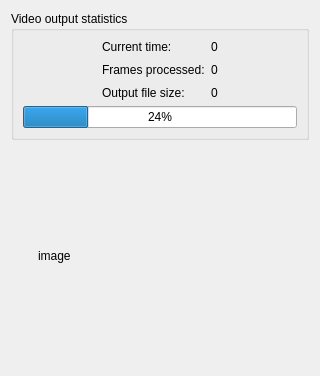
This is src/dialog_encodingprogress.ui in gyunaev/karlyriceditor as Qt 5 draws it before an edit. The edited form follows.
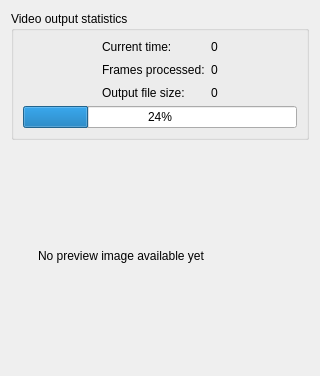
This is the edited form.

Commit message: Video encoding is now running in a separate (non-UI) thread. This means the encoding window is more responsive, and it is possible now to abort encoding by closing its dialog.

```diff
--- a/src/dialog_encodingprogress.ui
+++ b/src/dialog_encodingprogress.ui
@@ -129,7 +129,7 @@
         </sizepolicy>
        </property>
        <property name="text">
-        <string>image</string>
+        <string>No preview image available yet</string>
        </property>
       </widget>
      </item>
```
The commit also changes 5 other files.
